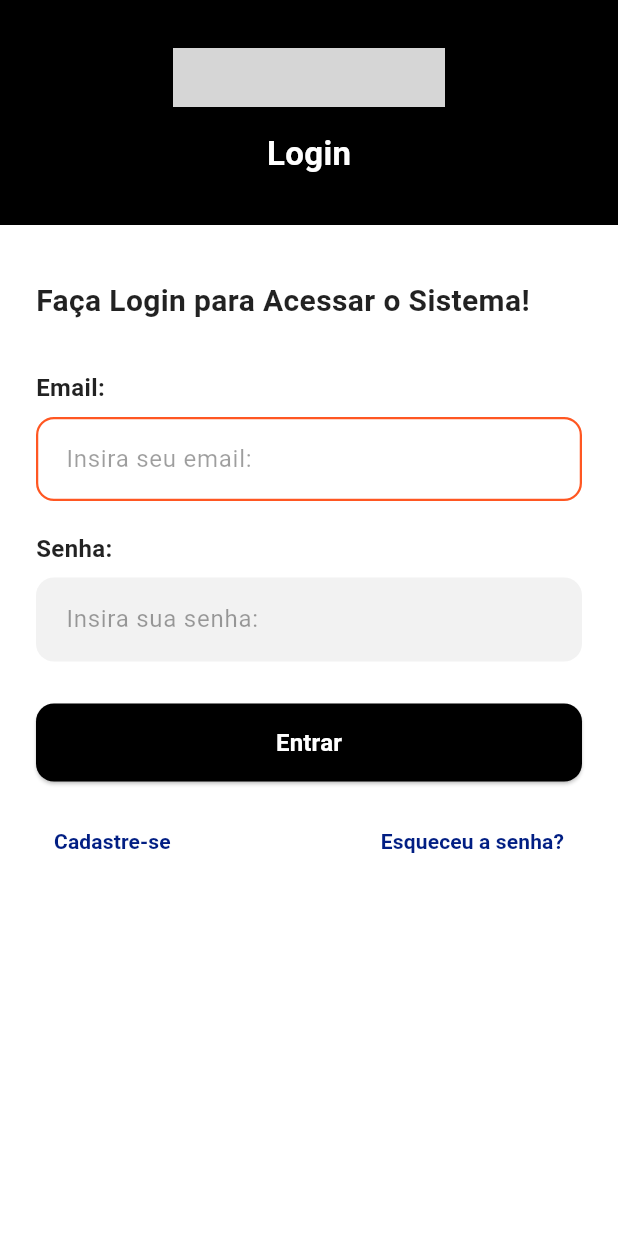
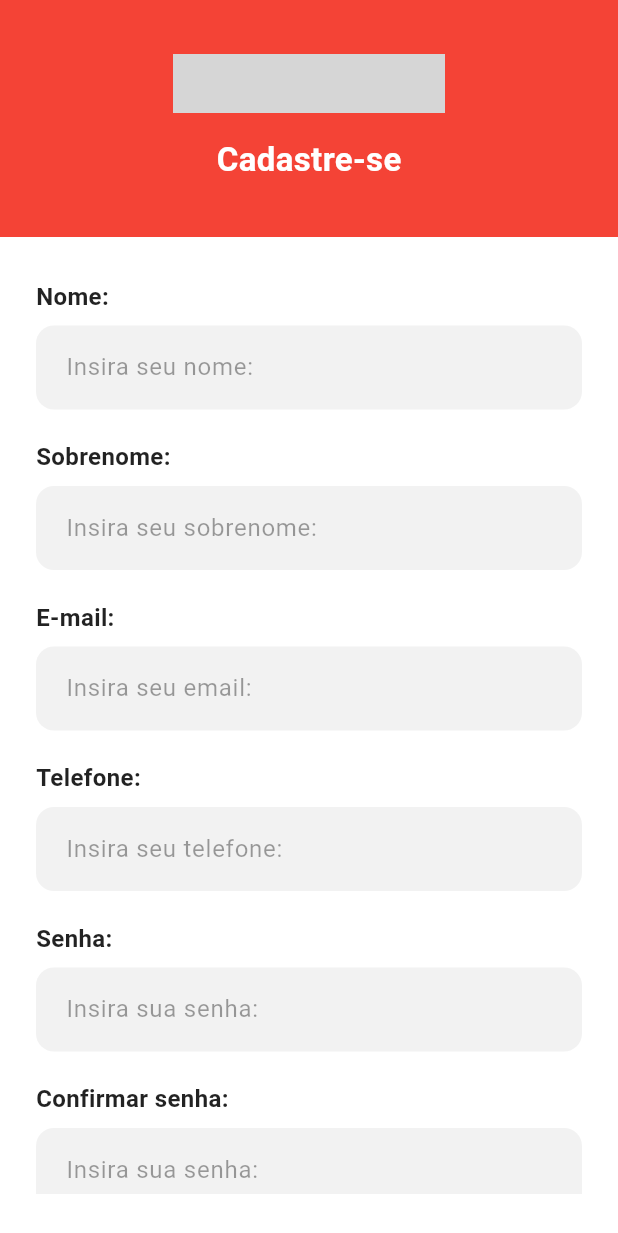
Before and after one commit to ThiagoMasseto/telaloginsenai_flutter, a Flutter app: the screen it shows after launch, after a tap on "Cadastre-se", on a phone screen of 412 x 824 dp. Shown: the top 1233 px of the screen. Run offline on Flutter 3.47's test engine with Material 3 defaults, Android fonts, the light colour scheme and no system bars; our stand-ins replace device_preview; grey boxes are pictures that could not be loaded.

Commit message:
Implement splash screen and add registration page with navigation from login

```diff
--- a/lib/main.dart
+++ b/lib/main.dart
@@ -20,19 +20,57 @@ class App extends StatelessWidget {
       debugShowCheckedModeBanner: false,
       locale: DevicePreview.locale(context),
       builder: DevicePreview.appBuilder,
-      home: const LoginPage(),
+      home: const SplashPage(),
     );
   }
 }
 
-class Login extends StatelessWidget {
-  const Login({super.key});
+class SplashPage extends StatefulWidget {
+  const SplashPage({super.key});
+
+  @override
+  State<SplashPage> createState() => _SplashPageState();
+}
+
+class _SplashPageState extends State<SplashPage> {
+  @override
+  void initState() {
+    super.initState();
+    Future.delayed(const Duration(milliseconds: 2000), () {
+      if (!mounted) return;
+      Navigator.of(context).pushReplacement(
+        MaterialPageRoute(builder: (_) => const LoginPage()),
+      );
+    });
+  }
 
   @override
   Widget build(BuildContext context) {
-    return const Scaffold(
-      body: Center(
-        child: Text('Bom dia'),
+    return Scaffold(
+      body: Container(
+        width: double.infinity,
+        height: double.infinity,
+        color: Colors.red,
+        child: Column(
+          mainAxisAlignment: MainAxisAlignment.center,
+          children: [
+            Image.asset(
+              'assets/images/imagem_senai.png',
+              width: 200,
+              height: 50,
+              fit: BoxFit.contain,
+            ),
+            const SizedBox(height: 40),
+            const SizedBox(
+              width: 60,
+              height: 60,
+              child: CircularProgressIndicator(
+                valueColor: AlwaysStoppedAnimation<Color>(Colors.white),
+                strokeWidth: 6,
+              ),
+            ),
+          ],
+        ),
       ),
     );
   }
--- a/lib/ui/login_page.dart
+++ b/lib/ui/login_page.dart
@@ -1,4 +1,5 @@
 import 'package:flutter/material.dart';
+import 'package:telaloginsenai_flutter/ui/register_page.dart';
 
 class LoginPage extends StatelessWidget {
   const LoginPage({super.key});
@@ -152,7 +153,13 @@ class LoginPage extends StatelessWidget {
                         mainAxisAlignment: MainAxisAlignment.spaceBetween,
                         children: [
                           TextButton(
-                            onPressed: () {},
+                            onPressed: () {
+                              Navigator.of(context).push(
+                                MaterialPageRoute(
+                                  builder: (_) => const RegisterPage(),
+                                ),
+                              );
+                            },
                             child: const Text(
                               'Cadastre-se',
                               style: TextStyle(
--- /dev/null
+++ b/lib/ui/register_page.dart
@@ -0,0 +1,165 @@
+import 'package:flutter/material.dart';
+
+class RegisterPage extends StatelessWidget {
+  const RegisterPage({super.key});
+
+  @override
+  Widget build(BuildContext context) {
+    return Scaffold(
+      backgroundColor: Colors.black,
+      body: SafeArea(
+        child: Column(
+          children: [
+            Container(
+              width: double.infinity,
+              color: Colors.red,
+              padding: const EdgeInsets.symmetric(vertical: 36),
+              child: Column(
+                mainAxisSize: MainAxisSize.min,
+                children: [
+                  Image.asset(
+                    'assets/images/imagem_senai.png',
+                    width: 181,
+                    height: 39,
+                    fit: BoxFit.contain,
+                  ),
+                  const SizedBox(height: 16),
+                  const Text(
+                    'Cadastre-se',
+                    style: TextStyle(
+                      color: Colors.white,
+                      fontSize: 22,
+                      fontWeight: FontWeight.bold,
+                    ),
+                  ),
+                ],
+              ),
+            ),
+            Expanded(
+              child: Container(
+                width: double.infinity,
+                color: Colors.white,
+                padding: const EdgeInsets.symmetric(horizontal: 24, vertical: 28),
+                child: SingleChildScrollView(
+                  child: Column(
+                    crossAxisAlignment: CrossAxisAlignment.start,
+                    children: [
+                      const Text(
+                        'Nome:',
+                        style: TextStyle(
+                          fontSize: 16,
+                          fontWeight: FontWeight.w600,
+                          color: Colors.black87,
+                        ),
+                      ),
+                      const SizedBox(height: 8),
+                      _buildInput('Insira seu nome:'),
+                      const SizedBox(height: 20),
+                      const Text(
+                        'Sobrenome:',
+                        style: TextStyle(
+                          fontSize: 16,
+                          fontWeight: FontWeight.w600,
+                          color: Colors.black87,
+                        ),
+                      ),
+                      const SizedBox(height: 8),
+                      _buildInput('Insira seu sobrenome:'),
+                      const SizedBox(height: 20),
+                      const Text(
+                        'E-mail:',
+                        style: TextStyle(
+                          fontSize: 16,
+                          fontWeight: FontWeight.w600,
+                          color: Colors.black87,
+                        ),
+                      ),
+                      const SizedBox(height: 8),
+                      _buildInput('Insira seu email:'),
+                      const SizedBox(height: 20),
+                      const Text(
+                        'Telefone:',
+                        style: TextStyle(
+                          fontSize: 16,
+                          fontWeight: FontWeight.w600,
+                          color: Colors.black87,
+                        ),
+                      ),
+                      const SizedBox(height: 8),
+                      _buildInput('Insira seu telefone:'),
+                      const SizedBox(height: 20),
+                      const Text(
+                        'Senha:',
+                        style: TextStyle(
+                          fontSize: 16,
+                          fontWeight: FontWeight.w600,
+                          color: Colors.black87,
+                        ),
+                      ),
+                      const SizedBox(height: 8),
+                      _buildInput('Insira sua senha:', obscureText: true),
+                      const SizedBox(height: 20),
+                      const Text(
+                        'Confirmar senha:',
+                        style: TextStyle(
+                          fontSize: 16,
+                          fontWeight: FontWeight.w600,
+                          color: Colors.black87,
+                        ),
+                      ),
+                      const SizedBox(height: 8),
+                      _buildInput('Insira sua senha:', obscureText: true),
+                      const SizedBox(height: 28),
+                      SizedBox(
+                        width: double.infinity,
+                        height: 52,
+                        child: ElevatedButton(
+                          onPressed: () {},
+                          style: ElevatedButton.styleFrom(
+                            backgroundColor: Colors.black,
+                            shape: RoundedRectangleBorder(
+                              borderRadius: BorderRadius.circular(12),
+                            ),
+                          ),
+                          child: const Text(
+                            'Cadastre-se',
+                            style: TextStyle(
+                              color: Colors.white,
+                              fontSize: 16,
+                              fontWeight: FontWeight.w600,
+                            ),
+                          ),
+                        ),
+                      ),
+                    ],
+                  ),
+                ),
+              ),
+            ),
+          ],
+        ),
+      ),
+    );
+  }
+
+  Widget _buildInput(String hint, {bool obscureText = false}) {
+    return TextFormField(
+      obscureText: obscureText,
+      decoration: InputDecoration(
+        hintText: hint,
+        hintStyle: const TextStyle(color: Colors.black38),
+        filled: true,
+        fillColor: const Color(0xFFF2F2F2),
+        contentPadding: const EdgeInsets.symmetric(horizontal: 16, vertical: 16),
+        enabledBorder: OutlineInputBorder(
+          borderRadius: BorderRadius.circular(12),
+          borderSide: const BorderSide(color: Colors.transparent),
+        ),
+        focusedBorder: OutlineInputBorder(
+          borderRadius: BorderRadius.circular(12),
+          borderSide: const BorderSide(color: Colors.black26, width: 1.5),
+        ),
+      ),
+    );
+  }
+}
```
